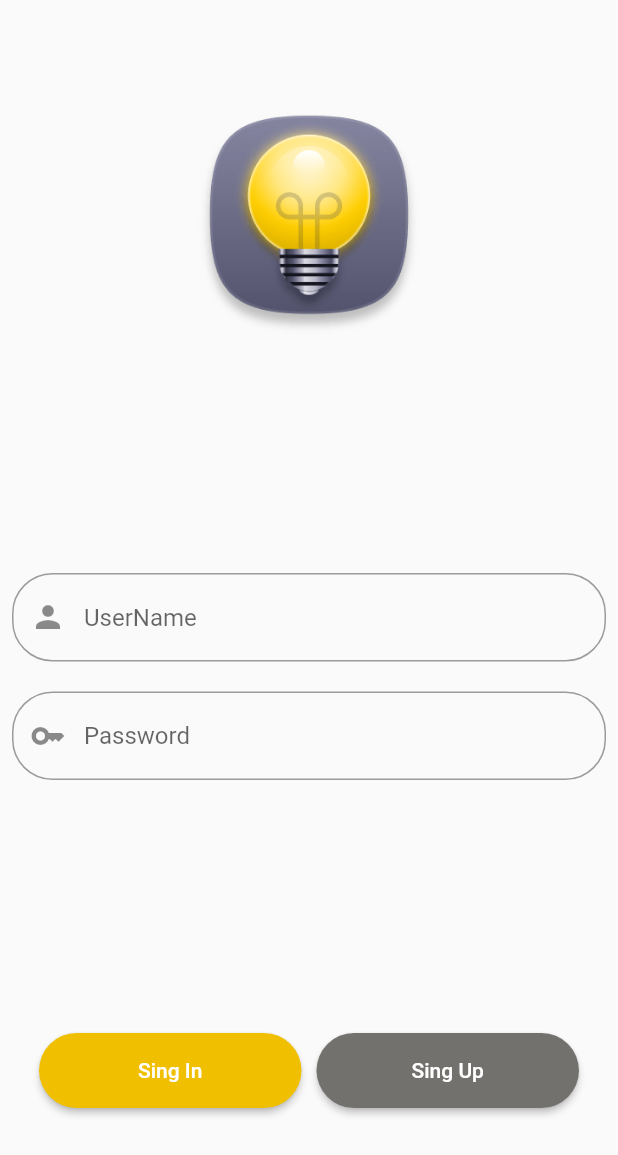
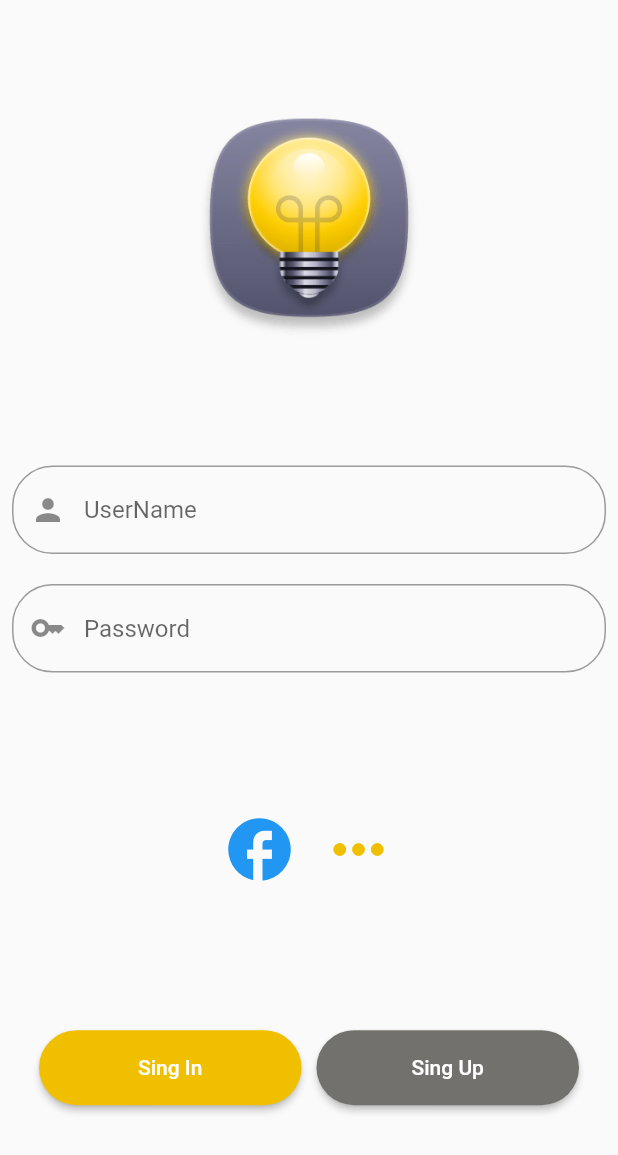
Before and after one commit to Mahmoud-3lsaramegy/NoteApp, a Flutter app: the screen it shows after launch, on a phone screen of 412 x 824 dp. Shown: the top 1155 px of the screen. Run offline on Flutter 3.47's test engine with Material 2 defaults, Android fonts, the phone set to English and light mode, and no system bars.

Commit message:
homepage finsh

```diff
--- a/lib/User_Sign_page/sign_in_page.dart
+++ b/lib/User_Sign_page/sign_in_page.dart
@@ -1,6 +1,8 @@
 import 'dart:ui';
 
 import 'package:flutter/material.dart';
+
+import 'package:noteapp/main.dart';
 
 import 'package:noteapp/GUI-Lib/gui-main.dart';
 
@@ -16,7 +18,7 @@ class _LoginpageState extends State<Loginpage> {
   Widget build(BuildContext context) {
     return Scaffold(
       body: Column(
-        mainAxisAlignment: MainAxisAlignment.spaceAround,
+        mainAxisAlignment: MainAxisAlignment.spaceEvenly,
         crossAxisAlignment: CrossAxisAlignment.center,
         children: [
           // logo Icon
@@ -32,7 +34,6 @@ class _LoginpageState extends State<Loginpage> {
             child: Column(children: [
               Donia_Input("UserName", Icon(Icons.person), false),
               SizedBox(
-                width: double.infinity,
                 height: 20,
               ),
               Donia_Input("Password", Icon(Icons.key), true)
@@ -44,7 +45,26 @@ class _LoginpageState extends State<Loginpage> {
                   space between them 20.0
                    */
           /////////////////////////////////_____________________////////////////////////////////////////////
+          Row(
+            mainAxisAlignment: MainAxisAlignment.center,
+            children: [
+              IconButton(
+                onPressed: () {},
+                icon: Icon(Icons.facebook),
+                color: Colors.blue,
+                iconSize: 50,
+              ),
+              IconButton(
+                onPressed: () {},
+                icon: Icon(Icons.more_horiz),
+                color: Color(0xffEFBF00),
+                iconSize: 50,
+              ),
+            ],
+          ),
+
           // Buttons Star
+
           Container(
             margin: EdgeInsets.all(10),
             child: Row(
@@ -52,7 +72,9 @@ class _LoginpageState extends State<Loginpage> {
               mainAxisAlignment: MainAxisAlignment.center,
               children: [
                 Button3lsaramegy_text(
-                    Color(0xffEFBF00), 175, 50, Text("Sing In"), () {}, 27),
+                    Color(0xffEFBF00), 175, 50, Text("Sing In"), (() {
+                  Navigator.of(context).pushReplacementNamed("home");
+                }), 27),
                 SizedBox(
                   width: 10,
                   height: 1,
--- a/lib/User_Sign_page/sign_up_page.dart
+++ b/lib/User_Sign_page/sign_up_page.dart
@@ -12,8 +12,8 @@ class SingUp extends StatelessWidget {
         margin: EdgeInsets.only(left: 10, right: 10),
         child: Center(
           child: Column(
+              crossAxisAlignment: CrossAxisAlignment.center,
               mainAxisAlignment: MainAxisAlignment.spaceEvenly,
-              crossAxisAlignment: CrossAxisAlignment.center,
               children: [
                 LOgoIcon(148, 148, "images/logo0.png"),
                 Donia_Input("UserName", Icon(Icons.person), false),
@@ -23,7 +23,6 @@ class SingUp extends StatelessWidget {
                 Donia_Input("FullName", Icon(Icons.person_add), false),
                 Row(
                   mainAxisAlignment: MainAxisAlignment.center,
-                  crossAxisAlignment: CrossAxisAlignment.center,
                   children: [
                     Button3lsaramegy_text(
                         Color(0xffEFBF00), 200, 50, Text("SingUp"), () {}, 27),
--- a/lib/main.dart
+++ b/lib/main.dart
@@ -1,13 +1,27 @@
+// Main File Lunch Point
+
+/*
+
+giter   Files
+
+ */
 import 'package:flutter/material.dart';
-
+import 'package:noteapp/HomePage/HomePage.dart';
 import 'User_Sign_page/sign_in_page.dart';
-
 import 'User_Sign_page/sign_up_page.dart';
 
+// Lunch Fun  main();
 void main() {
   runApp(const Notemain());
 }
 
+/*
+
+Main  Class
+
+Control to show  pages
+
+*/
 class Notemain extends StatefulWidget {
   const Notemain({Key? key}) : super(key: key);
 
@@ -19,11 +33,20 @@ class _NotemainState extends State<Notemain> {
   @override
   Widget build(BuildContext context) {
     return MaterialApp(
+      debugShowCheckedModeBanner: false,
       home: Loginpage(),
       routes: {
-        "login": (context) => Loginpage(),
-        "singUp": (context) => SingUp(),
+        "login": (context) => const Loginpage(),
+        "home": (context) => const NoteHome(),
+        "singUp": (context) => const SingUp(),
       },
+      theme: ThemeData(
+        primaryColor: Color(0xffEFBF00),
+        appBarTheme: AppBarTheme(color: Color(0xffEFBF00)),
+      ),
     );
   }
 }
+
+
+// Cerate By  Elsaramegy
```
Also changed, not shown: lib/GUI-Lib/gui-main.dart (+21 -7 lines), lib/HomePage/HomePage.dart (+48 -2 lines). Lines whose indentation alone changed are shown as unchanged.
